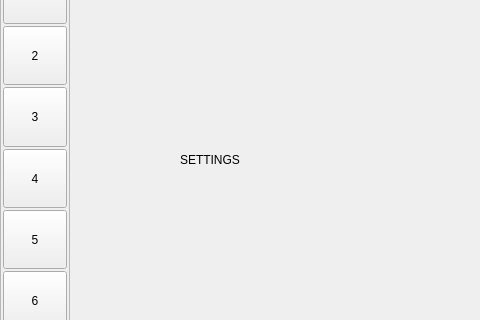
Before: the Qt Designer form qtgui/qtgui.ui in daiman444/lcnc29_lpt_qtplasma, drawn with Qt 5; both pictures show x 0 to 480 and y 100 to 420 of the 1280 by 688 pixel window.
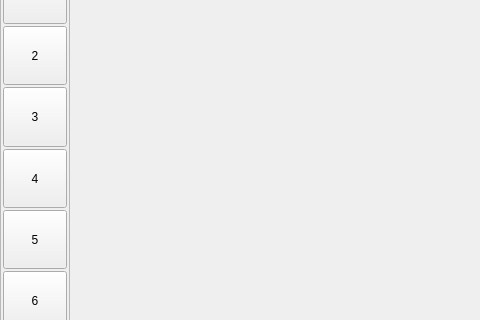
After: the same form once the commit is applied. The open tabs and pages were chosen to show the change. Custom widgets are drawn as their Qt base class.

Commit message: added actions and styles

Patch:
```diff
--- a/qtgui/qtgui.ui
+++ b/qtgui/qtgui.ui
@@ -2057,19 +2057,11 @@
           </layout>
          </widget>
          <widget class="QWidget" name="page_2">
-          <widget class="QLabel" name="label_13">
-           <property name="geometry">
-            <rect>
-             <x>110</x>
-             <y>250</y>
-             <width>63</width>
-             <height>20</height>
-            </rect>
-           </property>
-           <property name="text">
-            <string>SETTINGS</string>
-           </property>
-          </widget>
+          <layout class="QVBoxLayout" name="verticalLayout_5">
+           <item>
+            <widget class="FileDialog" name="filedialog"/>
+           </item>
+          </layout>
          </widget>
         </widget>
        </item>
@@ -2097,6 +2089,11 @@
    <header>qtvcp.widgets.gcode_editor</header>
    <container>1</container>
   </customwidget>
+  <customwidget>
+   <class>FileDialog</class>
+   <extends>QDialog</extends>
+   <header>qtvcp.widgets.dialog_widget</header>
+  </customwidget>
   <customwidget>
    <class>ScreenOptions</class>
    <extends>QWidget</extends>
```
The commit also changes 2 other files.
